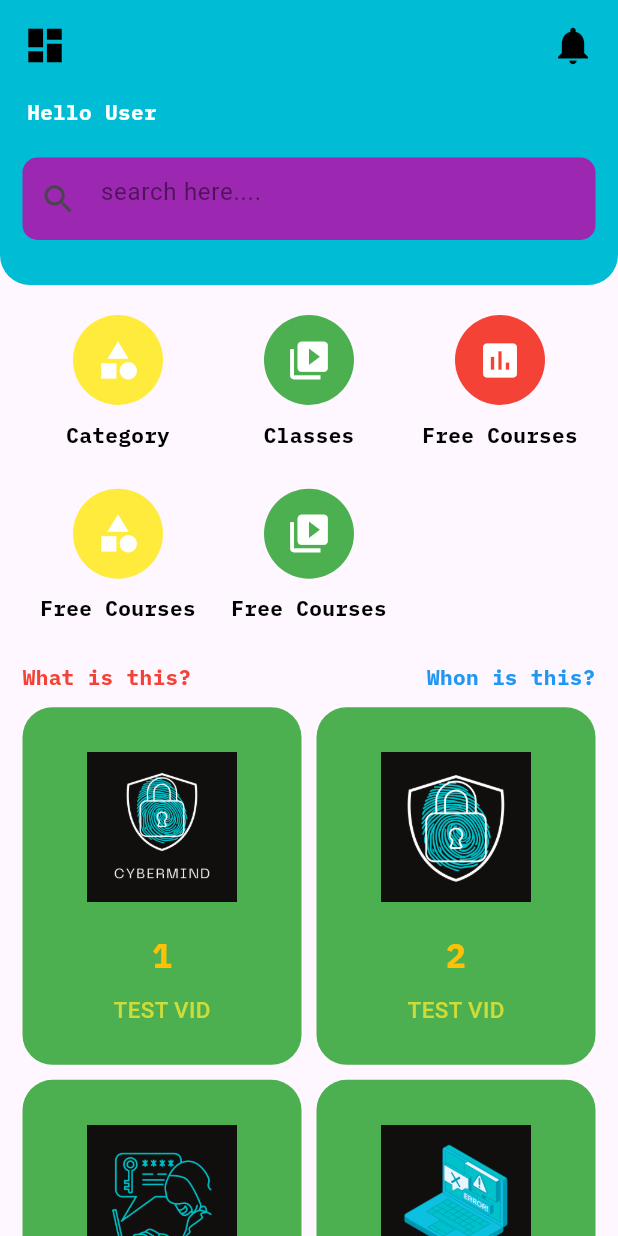
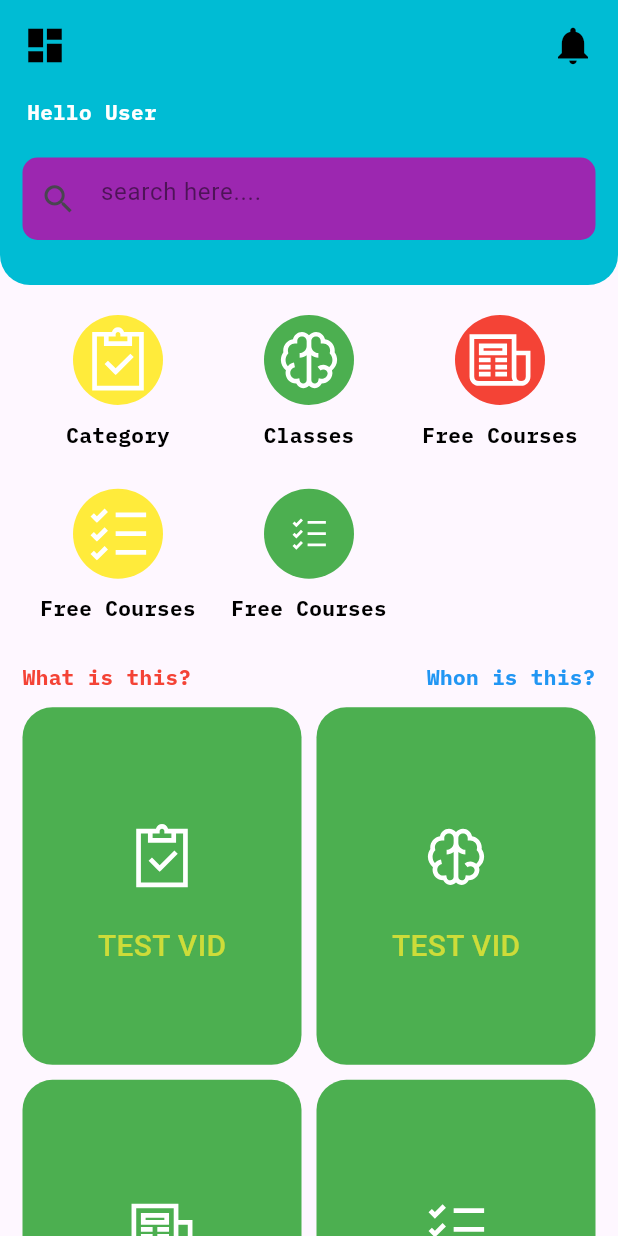
Before and after one commit to dcdeers/cbmprot, a Flutter app: the screen it shows after launch, after a tap on "Get Started", on a phone screen of 412 x 824 dp. Run offline on Flutter 3.47's test engine with Material 3 defaults, Android fonts, the phone set to English and light mode, and no system bars; our stand-ins replace font_awesome_flutter, line_awesome_flutter.

Commit message:
test new 5

```diff
--- a/cbmprot/lib/screens/enter.dart
+++ b/cbmprot/lib/screens/enter.dart
@@ -1,96 +1,230 @@
+// import 'package:cbmprot/screens/home.dart';
+// import 'package:flutter/material.dart';
+
+// class WelcomeScreen extends StatelessWidget{
+
+//   @override
+
+//   Widget build(BuildContext context) {
+//     // TODO: implement build
+
+//     return Material(
+
+//       child: Container(
+
+//         width: MediaQuery.of(context).size.width,
+//         height: MediaQuery.of(context).size.height,
+//         child: Stack(
+
+//           children: [
+
+//             Stack(children: [
+
+//                 Container(
+
+//                   width: MediaQuery.of(context).size.width,
+//                   height: MediaQuery.of(context).size.height / 1.6,
+//                   decoration: BoxDecoration(
+//                     color: Colors.white
+//                   ),
+
+//                   child: Center(child: Image.asset("images/1.png", width: 300, height: 300,)),
+//                 ),
+//               ],
+//             ),
+
+//             Align(
+//               alignment: Alignment.bottomCenter,
+//               child: Container(
+//                 width: MediaQuery.of(context).size.width,
+//                 height: MediaQuery.of(context).size.height / 2.666,
+//                 decoration: BoxDecoration(
+//                   color: Colors.purple,
+//                 ),
+//               ),
+//             ),
+
+//               Align(
+//                 alignment: Alignment.bottomCenter,
+//                 child: Container(
+//                   width: MediaQuery.of(context).size.width,
+//                   height: MediaQuery.of(context).size.height / 2.666,
+//                   padding: EdgeInsets.only(top: 40, bottom: 30),
+//                   decoration: BoxDecoration(
+//                     color: Colors.black,
+//                     borderRadius: BorderRadius.only(topLeft: Radius.circular(70))
+//                   ),
+
+//                     child: Column(children: [
+//                       Text("Version 1.0",
+//                       style: TextStyle(fontSize: 20,
+//                       fontFamily: 'IBMPlexMono',
+//                       fontWeight: FontWeight.w600,
+//                       color: Colors.white,
+//                           ),
+//                         ),
+
+//                         SizedBox(height: 60),
+//                         Material(
+//                           color: Colors.cyan,
+//                           borderRadius: BorderRadius.circular(10),
+//                           child: InkWell(
+//                             onTap: (){
+//                               Navigator.push(context, MaterialPageRoute(
+//                                 builder: (context) => HomePage(),
+//                               ));
+//                             },
+//                             child: Container(
+//                               padding: EdgeInsets.symmetric(vertical: 15, horizontal: 80),
+//                               child: Text("Get Started", style: TextStyle(color: Colors.white, fontFamily: 'IBMPlexMono',fontWeight: FontWeight.w600,),),
+//                             ),
+//                           ),
+//                         )
+//                       ],
+//                     ),
+//                 ),
+//               ),
+
+//           ],
+//         ),
+//       ),
+//     );
+//   }
+
+// }
+
 import 'package:cbmprot/screens/home.dart';
 import 'package:flutter/material.dart';
 
-class WelcomeScreen extends StatelessWidget{
+class WelcomeScreen extends StatelessWidget {
 
   @override
+
   Widget build(BuildContext context) {
-    // TODO: implement build
+
     return Material(
+
       child: Container(
+
         width: MediaQuery.of(context).size.width,
         height: MediaQuery.of(context).size.height,
         child: Stack(
+
           children: [
-            Stack(children: [
+
+            // Top image section
             Container(
+
               width: MediaQuery.of(context).size.width,
               height: MediaQuery.of(context).size.height / 1.6,
-                decoration: BoxDecoration(
-                  color: Colors.white
+              decoration: BoxDecoration(color: Colors.white),
+              child: Center(
+
+                child: ClipRRect(
+
+                  borderRadius: BorderRadius.circular(15), // Adjust the radius as needed
+                  child: Image.asset(
+
+                    "images/1.png",
+                    width: 300,
+                    height: 300,
+                    fit: BoxFit.cover, // Ensures the image fills the space properly
                   ),
-              ),
-
-                            Container(
-                width: MediaQuery.of(context).size.width,
-                height: MediaQuery.of(context).size.height / 1.6,
-                decoration: BoxDecoration(
-                  color: Colors.cyan,
-                  borderRadius: BorderRadius.only(bottomRight: Radius.circular(70))
-                ),
-
-                child: Center(child: Image.asset("images/1.png", scale: 0.5,)),
-
-              ),
-            ],
-          ),
-
-              Align(
-                alignment: Alignment.bottomCenter,
-                child: Container(
-                  width: MediaQuery.of(context).size.width,
-                  height: MediaQuery.of(context).size.height / 2.666,
-                  decoration: BoxDecoration(
-                    color: Colors.purple,
                 ),
               ),
             ),
 
+            // // Purple background section
+            // Align(
+
+            //   alignment: Alignment.bottomCenter,
+            //   child: Container(
+
+            //     width: MediaQuery.of(context).size.width,
+            //     height: MediaQuery.of(context).size.height / 2.666,
+            //     decoration: BoxDecoration(color: Colors.purple),
+            //   ),
+            // ),
+
+            // Bottom content section
             Align(
+
               alignment: Alignment.bottomCenter,
               child: Container(
+
                 width: MediaQuery.of(context).size.width,
                 height: MediaQuery.of(context).size.height / 2.666,
                 padding: EdgeInsets.only(top: 40, bottom: 30),
                 decoration: BoxDecoration(
+
                   color: Colors.black,
-                    borderRadius: BorderRadius.only(topLeft: Radius.circular(70))
+                  borderRadius: BorderRadius.only(
+                    topLeft: Radius.circular(70),
+                  ),
                 ),
 
-                    child: Column(children: [
-                      Text("Version 1.0",
-                      style: TextStyle(fontSize: 20,
+                child: Column(
+
+                  children: [
+
+                    Text(
+
+                      "Version 1.0",
+                      style: TextStyle(
+
+                        fontSize: 20,
                         fontFamily: 'IBMPlexMono',
-                      fontWeight: FontWeight.w600,
                         color: Colors.white,
                       ),
                     ),
 
                     SizedBox(height: 60),
                     Material(
-                          color: Colors.cyan,
+
+                      color: Color.fromRGBO(0, 194, 203, 100),
                       borderRadius: BorderRadius.circular(10),
                       child: InkWell(
-                            onTap: (){
-                              Navigator.push(context, MaterialPageRoute(
+
+                        onTap: () {
+
+                          Navigator.push(
+
+                            context,
+                            MaterialPageRoute(
+
                               builder: (context) => HomePage(),
-                              ));
+                            ),
+                          );
                         },
+
                         child: Container(
-                              padding: EdgeInsets.symmetric(vertical: 15, horizontal: 80),
-                              child: Text("Get Started", style: TextStyle(color: Colors.white, fontFamily: 'IBMPlexMono',fontWeight: FontWeight.w600,),),
+
+                          padding: EdgeInsets.symmetric(
+
+                            vertical: 15,
+                            horizontal: 80,
+                          ),
+
+                          child: Text(
+
+                            "Get Started",
+                            style: TextStyle(
+
+                              color: Colors.white,
+                              fontSize: 15,
+                              fontFamily: 'IBMPlexMono',
                             ),
                           ),
-                        )
+                        ),
+                      ),
+                    ),
                   ],
                 ),
               ),
             ),
-
           ],
         ),
       ),
     );
   }
-
 }
--- a/cbmprot/lib/screens/home.dart
+++ b/cbmprot/lib/screens/home.dart
@@ -1,4 +1,7 @@
 import 'package:flutter/material.dart';
+import 'package:font_awesome_flutter/font_awesome_flutter.dart';
+import 'package:line_awesome_flutter/line_awesome_flutter.dart';
+
 
 class HomePage extends StatelessWidget{
 
@@ -23,25 +26,32 @@
     Colors.red,
   ];
 
-  List<Icon> catIcons = [
+// List<FaIcon> catIcons = [
+//   FaIcon(FontAwesomeIcons.squareCheck, color: Colors.white, size: 30), // Dashboard
+//   FaIcon(FontAwesomeIcons.gamepad, color: Colors.white, size: 30), // Gamepad
+//   FaIcon(FontAwesomeIcons.bullhorn, color: Colors.white, size: 30), // Assessment
+//   FaIcon(FontAwesomeIcons.listAlt, color: Colors.white, size: 30), // Category
+//   FaIcon(FontAwesomeIcons.video, color: Colors.white, size: 30), // Video Library
+//   FaIcon(FontAwesomeIcons.tasks, color: Colors.white, size: 30), // Assessment (alternative)
+// ];
 
-    Icon(Icons.category, color: Colors.white, size: 30),
-    Icon(Icons.video_library, color: Colors.white, size: 30),
-    Icon(Icons.assessment, color: Colors.white, size: 30),
-    Icon(Icons.category, color: Colors.white, size: 30),
-    Icon(Icons.video_library, color: Colors.white, size: 30),
-    Icon(Icons.assessment, color: Colors.white, size: 30),
-  ];
 
-  List imgList = [
 
-    '1',
-    '2',
+List<Icon> catIcons = [
+  Icon(LineAwesomeIcons.clipboard_check_solid, color: Colors.white, size: 50), // Dashboard
+  Icon(LineAwesomeIcons.brain_solid, color: Colors.white, size: 50), // Assessment
+  Icon(LineAwesomeIcons.newspaper_solid, color: Colors.white, size: 50), // Category
+  Icon(LineAwesomeIcons.list_alt_solid, color: Colors.white, size: 50), // Video Library
+  Icon(LineAwesomeIcons.list_alt_solid, color: Colors.white, size: 30), // Video Library
+];
+
+
+  List imgList = [ //icons list page
+
     '3',
     '4',
     '5',
     '6',
-    '1',
   ];
 
   @override
@@ -199,26 +209,29 @@
 
                       child: Column(
 
+                        mainAxisAlignment: MainAxisAlignment.center,
+
                         children: [
+                          // Use the icon from catIcons
 
                           Padding(
 
                             padding: EdgeInsets.all(10),
-                            child: Image.asset("images/${imgList[index]}.png", width: 100, height: 100,),
+                            child: catIcons[index], // Using the FaIcon from the list
                           ),
 
-                          SizedBox(height: 10),
-                          Text(
+                          // SizedBox(height: 10),
+                          // Text(
 
-                            imgList[index],
-                            style: TextStyle(
+                          //   "Icon ${index + 1}", // Change this to your desired titles
+                          //   style: TextStyle(
 
-                              fontFamily: 'IBMPlexMono',
-                              fontSize: 22,
-                              color: Colors.amber,
-                              fontWeight: FontWeight.w600,
-                            ),
-                          ),
+                          //     fontFamily: 'IBMPlexMono',
+                          //     fontSize: 22,
+                          //     color: Colors.amber,
+                          //     fontWeight: FontWeight.w600,
+                          //   ),
+                          // ),
 
                           SizedBox(height: 10),
                           Text(
@@ -226,7 +239,7 @@
                             "TEST VID",
                             style: TextStyle(
 
-                              fontSize: 15,
+                              fontSize: 20,
                               color: Colors.lime,
                               fontWeight: FontWeight.w500,
                             ),
--- a/cbmprot/pubspec.yaml
+++ b/cbmprot/pubspec.yaml
@@ -31,10 +31,11 @@
   flutter:
     sdk: flutter
 
-
   # The following adds the Cupertino Icons font to your application.
   # Use with the CupertinoIcons class for iOS style icons.
   cupertino_icons: ^1.0.8
+  line_awesome_flutter: ^3.0.1
+  font_awesome_flutter: ^10.7.0
 
 dev_dependencies:
   flutter_test:
```
Also changed, not shown: cbmprot/pubspec.lock. Lines whose indentation alone changed are shown as unchanged.
